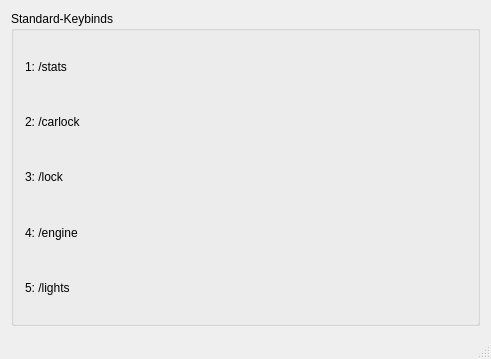
First picture: the form in Keybinder/MainWindow.ui, repository agrippa1994/Keybinder, before the edit.
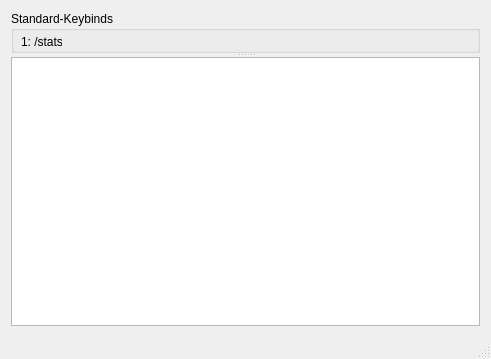
Second picture: the form after the edit.

Diff of the .ui file:
```diff
--- a/Keybinder/MainWindow.ui
+++ b/Keybinder/MainWindow.ui
@@ -19,47 +19,81 @@
   <widget class="QWidget" name="centralWidget">
    <layout class="QGridLayout" name="gridLayout">
     <item row="0" column="0">
+     <widget class="QSplitter" name="splitter">
+      <property name="orientation">
+       <enum>Qt::Vertical</enum>
+      </property>
      <widget class="QGroupBox" name="groupBox">
       <property name="title">
        <string>Standard-Keybinds</string>
       </property>
-      <layout class="QGridLayout" name="gridLayout_2">
-       <item row="3" column="0">
         <widget class="QLabel" name="label_4">
+        <property name="geometry">
+         <rect>
+          <x>10</x>
+          <y>80</y>
+          <width>49</width>
+          <height>16</height>
+         </rect>
+        </property>
          <property name="text">
           <string>4: /engine</string>
          </property>
         </widget>
-       </item>
-       <item row="2" column="0">
         <widget class="QLabel" name="label_3">
+        <property name="geometry">
+         <rect>
+          <x>10</x>
+          <y>61</y>
+          <width>35</width>
+          <height>16</height>
+         </rect>
+        </property>
          <property name="text">
           <string>3: /lock</string>
          </property>
         </widget>
-       </item>
-       <item row="0" column="0">
         <widget class="QLabel" name="label">
+        <property name="geometry">
+         <rect>
+          <x>10</x>
+          <y>23</y>
+          <width>41</width>
+          <height>16</height>
+         </rect>
+        </property>
          <property name="text">
           <string>1: /stats</string>
          </property>
         </widget>
-       </item>
-       <item row="1" column="0">
         <widget class="QLabel" name="label_2">
+        <property name="geometry">
+         <rect>
+          <x>10</x>
+          <y>42</y>
+          <width>50</width>
+          <height>16</height>
+         </rect>
+        </property>
          <property name="text">
           <string>2: /carlock</string>
          </property>
         </widget>
-       </item>
-       <item row="4" column="0">
         <widget class="QLabel" name="label_5">
+        <property name="geometry">
+         <rect>
+          <x>10</x>
+          <y>99</y>
+          <width>42</width>
+          <height>16</height>
+         </rect>
+        </property>
          <property name="text">
           <string>5: /lights</string>
          </property>
         </widget>
-       </item>
-      </layout>
+      </widget>
+      <widget class="QTextBrowser" name="textBrowser"/>
      </widget>
     </item>
    </layout>
```
Lines whose indentation alone changed are shown as unchanged.
